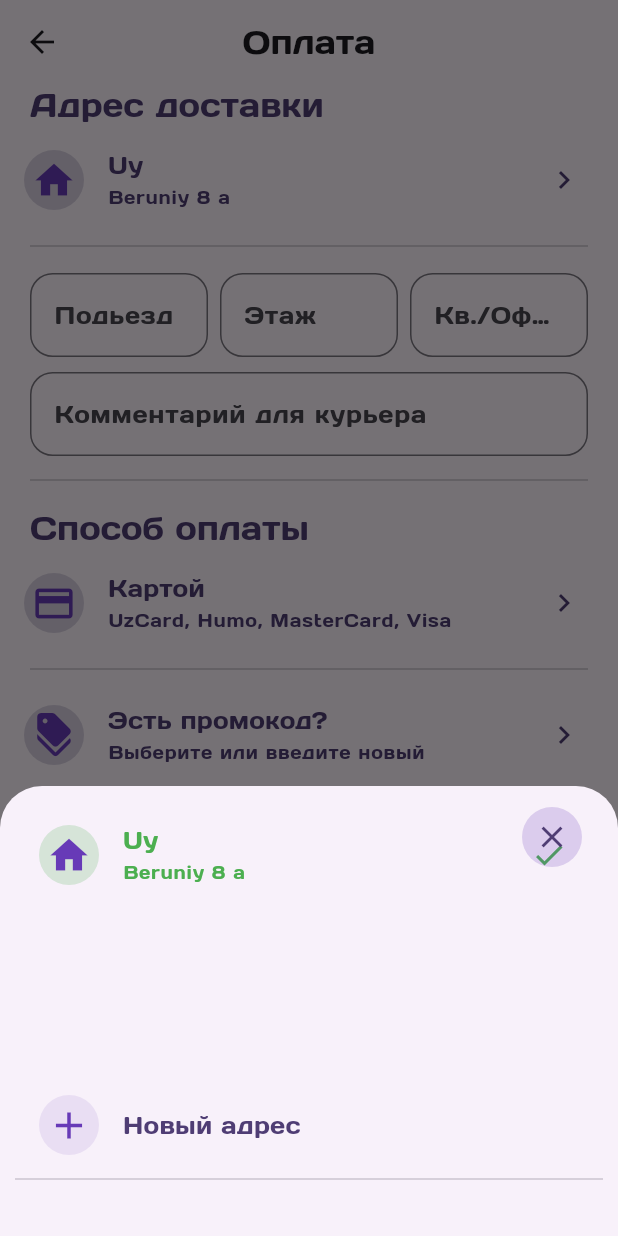
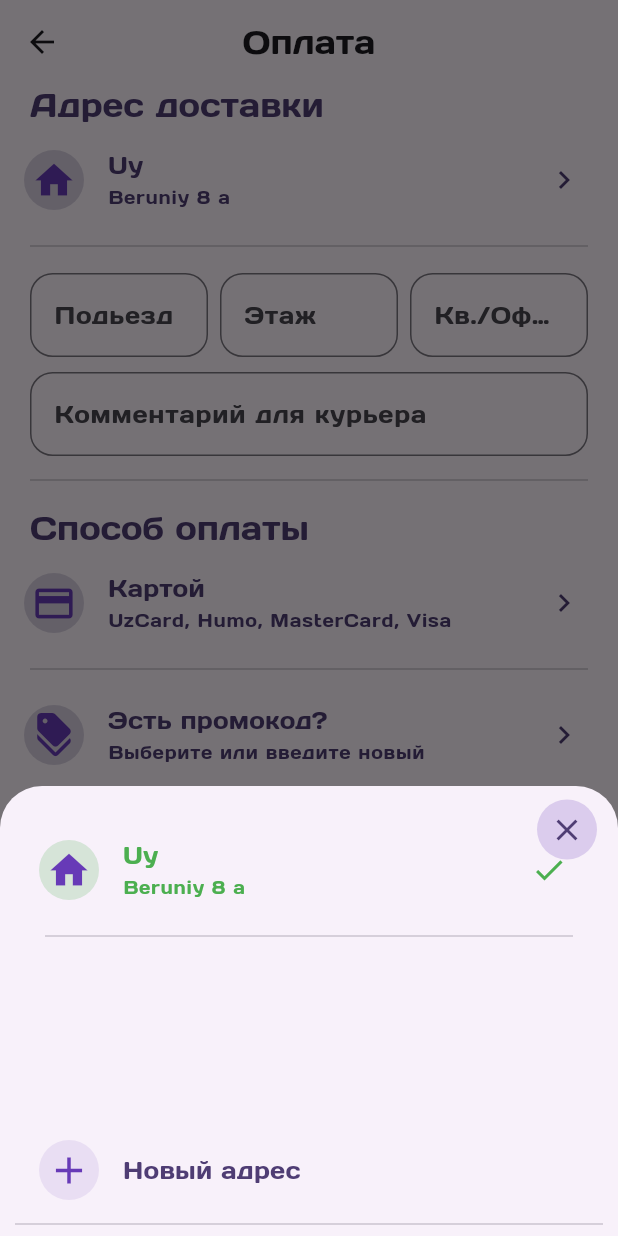
Before and after one commit to SiroProg/UzumTezkor, a Flutter app: the Payment screen opened directly, after a tap on "Uy", on a phone screen of 412 x 824 dp. Run offline on Flutter 3.47's test engine with Material 3 defaults, Android fonts, the phone set to English and light mode, and no system bars; our stand-ins replace badges, flutter_riverpod, flutter_svg, google_maps_flutter, location, smooth_page_indicator.

Commit message:
app modified

```diff
--- a/lib/src/feature/basket_page/widgets/address_chooser.dart
+++ b/lib/src/feature/basket_page/widgets/address_chooser.dart
@@ -17,10 +17,10 @@ class AddressChooser extends ConsumerWidget {
       child: Stack(
         children: [
           Positioned(
-            top: 10,
+            top: 20,
             left: 0,
             right: 0,
-            bottom: 30,
+            bottom: 0,
             child: Column(
               children: [
                 Expanded(
@@ -47,8 +47,8 @@ class AddressChooser extends ConsumerWidget {
             ),
           ),
           Positioned(
-            right: 10,
-            top: 10,
+            right: 0,
+            top: 5,
             child: IconButton(
               style: IconButton.styleFrom(
                 backgroundColor: Colors.deepPurple.withOpacity(0.2),
--- a/lib/src/feature/basket_page/widgets/info_tile_item.dart
+++ b/lib/src/feature/basket_page/widgets/info_tile_item.dart
@@ -58,6 +58,10 @@ class InfoTileItem extends ConsumerWidget {
             color: color,
           ),
         ),
+        const Padding(
+          padding: EdgeInsets.symmetric(horizontal: 20),
+          child: Divider(),
+        ),
       ],
     );
   }
--- a/lib/src/feature/basket_page/widgets/payment.dart
+++ b/lib/src/feature/basket_page/widgets/payment.dart
@@ -28,10 +28,6 @@ class Payment extends ConsumerWidget {
             ),
           ),
           const AddressTile(),
-          Padding(
-            padding: EdgeInsets.symmetric(horizontal: leftPadding),
-            child: const Divider(),
-          ),
           const SizedBox(height: 10),
           Form(
             key: _formKey,
@@ -98,15 +94,7 @@ class Payment extends ConsumerWidget {
             ),
           ),
           const PaymentType(),
-          Padding(
-            padding: EdgeInsets.symmetric(horizontal: leftPadding),
-            child: const Divider(),
-          ),
           const PromoCode(),
-          Padding(
-            padding: EdgeInsets.symmetric(horizontal: leftPadding),
-            child: const Divider(),
-          ),
           Padding(
             padding: EdgeInsets.symmetric(horizontal: leftPadding / 2),
             child: Container(
```
